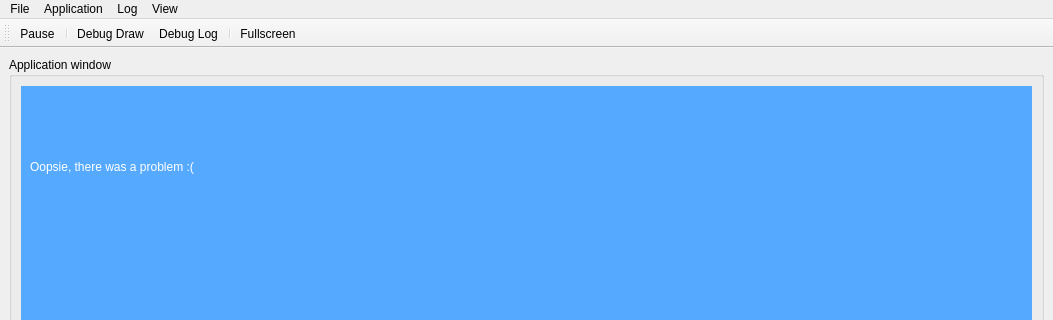
Qt form editor/gui/playwindow.ui (ensisoft/detonator) before a commit; both pictures show x 0 to 1053 and y 0 to 320 of the 1053 by 1059 pixel window.
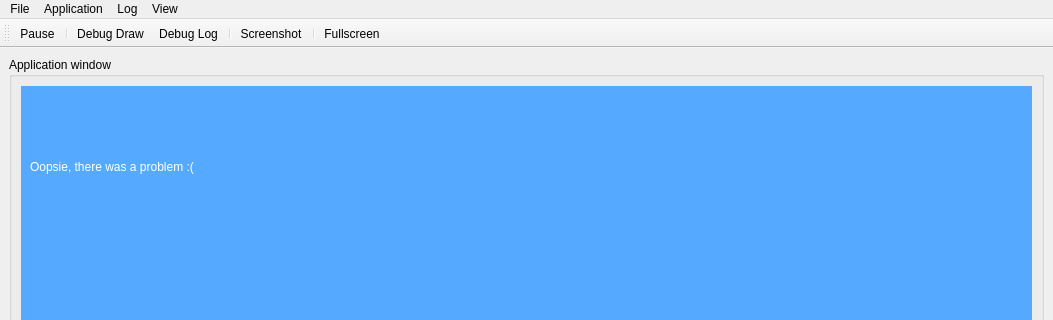
The same form after that commit. Icons and pictures are not drawn.

Commit message:
Refactor the triggering of in-game screenshot away from engine
Refactor the triggering of in-game screenshot away from engine and
drop the alpha channel from the data before writing a png since it
produces visually unpleasing results in the image.

What changed in the file:
```diff
--- a/editor/gui/playwindow.ui
+++ b/editor/gui/playwindow.ui
@@ -229,6 +229,8 @@
    <addaction name="actionToggleDebugDraw"/>
    <addaction name="actionToggleDebugLog"/>
    <addaction name="separator"/>
+   <addaction name="actionScreenshot"/>
+   <addaction name="separator"/>
    <addaction name="actionFullscreen"/>
   </widget>
   <widget class="QDockWidget" name="dockWidget">
@@ -468,6 +470,18 @@
     <string>F11</string>
    </property>
   </action>
+  <action name="actionScreenshot">
+   <property name="icon">
+    <iconset resource="../resource/resource.qrc">
+     <normaloff>:/32x32_ico_png/camera.png</normaloff>:/32x32_ico_png/camera.png</iconset>
+   </property>
+   <property name="text">
+    <string>Screenshot</string>
+   </property>
+   <property name="shortcut">
+    <string>F9</string>
+   </property>
+  </action>
  </widget>
  <tabstops>
   <tabstop>time</tabstop>
```
The commit also changes 6 other files.
